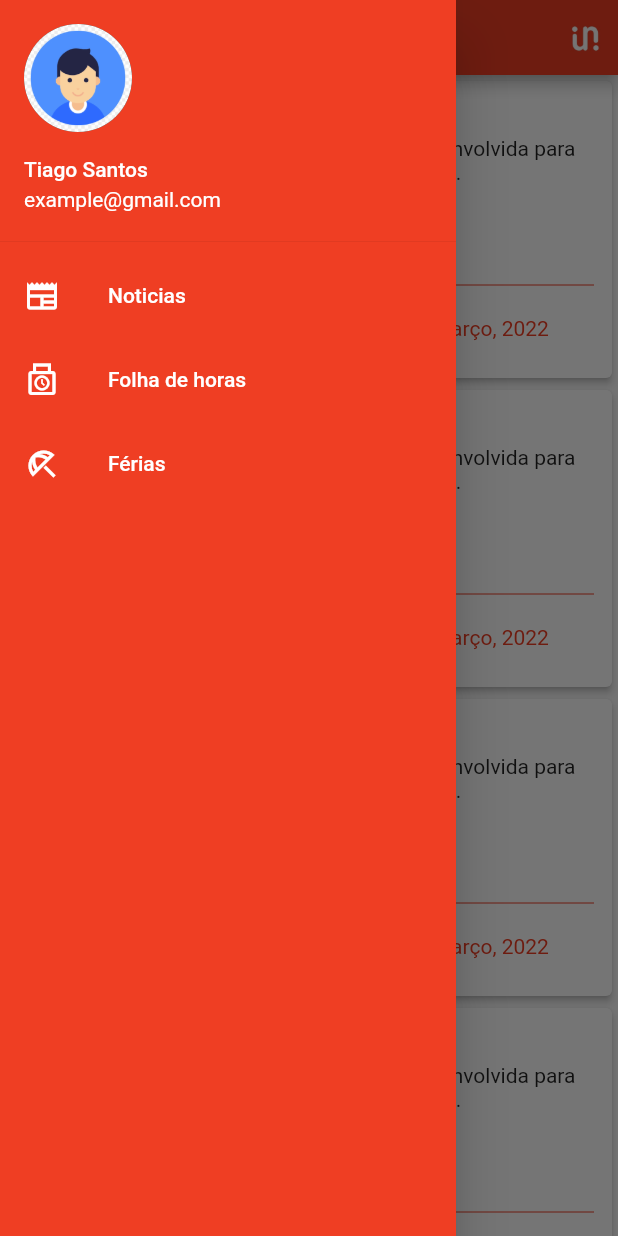
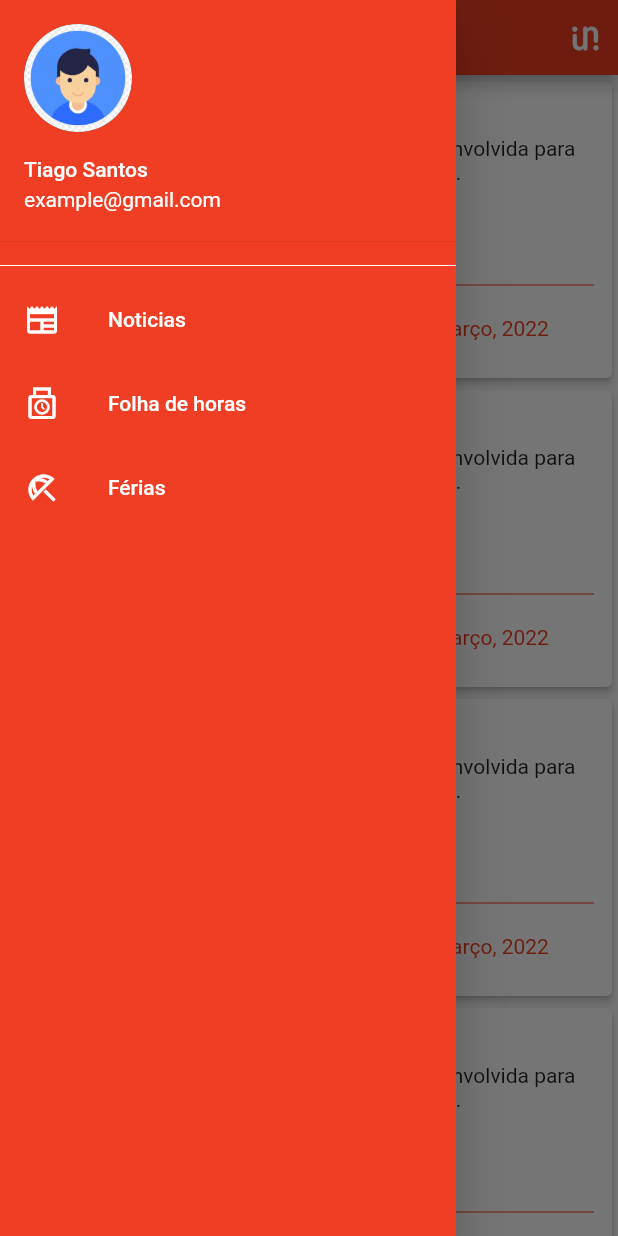
Before and after one commit to DEISI-ULHT-TFC-2021-22/empresa251-Aplica-o-mobile-central-de-apps-existentes, a Flutter app: the screen it shows after launch, with the side drawer open, on a phone screen of 412 x 824 dp. Run offline on Flutter 3.47's test engine with Material 2 defaults, Android fonts, the phone set to English and light mode, and no system bars.

Commit message:
Added the routing to the side menu

```diff
--- a/lib/main.dart
+++ b/lib/main.dart
@@ -15,13 +15,12 @@ class MyApp extends StatelessWidget {
       theme: ThemeData(
         primarySwatch: Palette.integerOrange,
       ),
-      home: const MainScreen(
-        screens: [
-          NewsScreen(title: 'Noticias'),
-          VacationsScreen(title: 'Férias'),
-          TimeSheetScreen(title: 'Horas'),
-        ],
-      ),
+      initialRoute: 'news',
+      routes: {
+        'news' : (context) => const NewsScreen(title: 'News'),
+        'timeSheet' : (context) => const TimeSheetScreen(title: 'Horas'),
+        'vacations' : (context) => const VacationsScreen(title: 'Férias'),
+      }
     );
   }
 }
--- a/lib/screens/timesheet_screen.dart
+++ b/lib/screens/timesheet_screen.dart
@@ -12,7 +12,7 @@ class TimeSheetScreen extends StatelessWidget {
       drawer: const NavDrawer(),
       appBar: TopAppBar(title: title, titleColor: Colors.white),
       body: const Center(
-        child: Text('Férias'),
+        child: Text('Horas'),
       ),
     );
   }
--- a/lib/widgets/drawer.dart
+++ b/lib/widgets/drawer.dart
@@ -16,9 +16,10 @@ class NavDrawer extends StatelessWidget {
           padding: EdgeInsets.zero,
           children: [
             DrawerHeadProfile(accountName: 'Tiago Santos', accountEmail: 'example@gmail.com'),
-            DrawerItem(text: 'Noticias', textColor: Colors.white, iconColor: Colors.white, icon: Icons.newspaper_outlined),
-            DrawerItem(text: 'Folha de horas', textColor: Colors.white, iconColor: Colors.white,icon: Icons.punch_clock_outlined),
-            DrawerItem(text: 'Férias', textColor: Colors.white, iconColor: Colors.white,icon: Icons.beach_access_outlined),
+            Divider(color: Colors.white),
+            DrawerItem(text: 'Noticias', route: 'news', textColor: Colors.white, iconColor: Colors.white, icon: Icons.newspaper_outlined),
+            DrawerItem(text: 'Folha de horas', route: 'timeSheet', textColor: Colors.white, iconColor: Colors.white,icon: Icons.punch_clock_outlined),
+            DrawerItem(text: 'Férias', route: 'vacations', textColor: Colors.white, iconColor: Colors.white,icon: Icons.beach_access_outlined),
           ],
         ),
       )
--- a/lib/widgets/drawer_item.dart
+++ b/lib/widgets/drawer_item.dart
@@ -1,14 +1,16 @@
 import 'package:flutter/material.dart';
-import 'package:integer/screens/main_screen.dart';
+import 'package:integer/screens/timesheet_screen.dart';
 
 class DrawerItem extends StatelessWidget {
   final String text;
+  final String route;
   final IconData icon;
   final Color textColor;
   final Color iconColor;
 
   DrawerItem({
     required this.text,
+    required this.route,
     required this.icon,
     required this.textColor,
     required this.iconColor,
@@ -27,7 +29,7 @@ class DrawerItem extends StatelessWidget {
           color: textColor,
         ),
       ),
-      onTap: () => {},
+      onTap: () => Navigator.pushNamed(context, route),
     );
   }
 }
```
